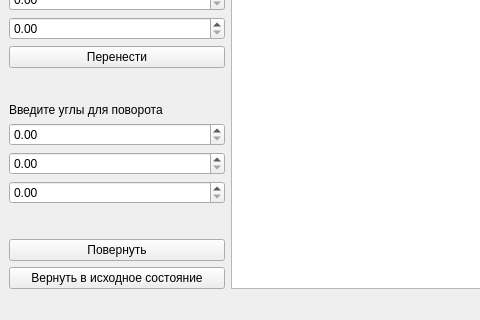
xanderkov/ics7-OOP, file lab_01/mainwindow.ui: the form before one commit; both pictures show x 0 to 480 and y 280 to 600 of the 800 by 600 pixel window.
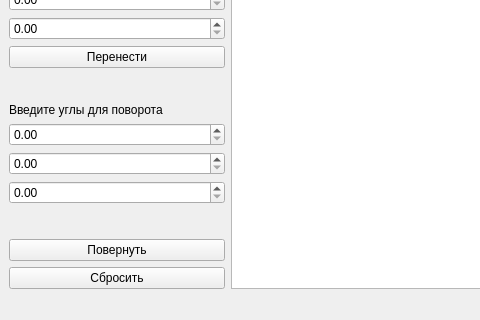
The form after the commit.

Patch:
```diff
--- a/lab_01/mainwindow.ui
+++ b/lab_01/mainwindow.ui
@@ -165,7 +165,7 @@
       <item>
        <widget class="QPushButton" name="returnButton">
         <property name="text">
-         <string>Вернуть в исходное состояние</string>
+         <string>Сбросить</string>
         </property>
        </widget>
       </item>
```
